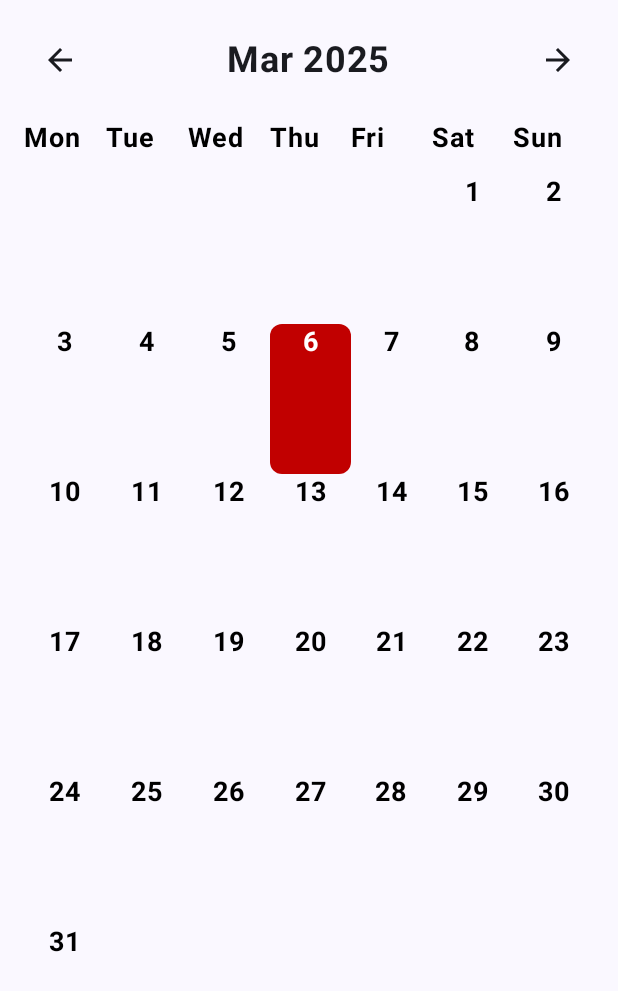
After one commit to Epiiiix/ISENSmartCompanion, an Android app built with Jetpack Compose: the composable AgendaScreen shown on its own in the app's theme, on a phone screen of 412 x 824 dp. The commit adds this screen. Shown: the top 991 px of the screen. Run offline under Robolectric (Android 15) with nearby library versions, the phone set to English and light mode, and no system bars.

Commit message:
[FEATURE] Agenda Template

```diff
--- /dev/null
+++ b/app/src/main/java/fr/isen/giusiano/isensmartcompanion/screens/AgendaScreen.kt
@@ -0,0 +1,139 @@
+package fr.isen.giusiano.isensmartcompanion.screens
+
+import android.icu.util.Calendar
+import android.widget.Toast
+import androidx.compose.foundation.background
+import androidx.compose.foundation.clickable
+import androidx.compose.foundation.layout.*
+import androidx.compose.foundation.shape.RoundedCornerShape
+import androidx.compose.material3.*
+import androidx.compose.material.icons.Icons
+import androidx.compose.material.icons.filled.ArrowBack
+import androidx.compose.material.icons.filled.ArrowForward
+import androidx.compose.runtime.*
+import androidx.compose.ui.Alignment
+import androidx.compose.ui.Modifier
+import androidx.compose.ui.graphics.Color
+import androidx.compose.ui.platform.LocalContext
+import androidx.compose.ui.res.colorResource
+import androidx.compose.ui.res.stringResource
+import androidx.compose.ui.text.font.FontWeight
+import androidx.compose.ui.unit.dp
+import androidx.compose.ui.unit.sp
+import fr.isen.giusiano.isensmartcompanion.R
+
+@Composable
+fun AgendaScreen() {
+    val context = LocalContext.current
+    val calendar = Calendar.getInstance()
+    var currentYear by remember { mutableStateOf(calendar.get(Calendar.YEAR)) }
+    var currentMonth by remember { mutableStateOf(calendar.get(Calendar.MONTH)) }
+    val monthNames = listOf(
+        "Jan", "Feb", "Mar", "Apr", "May", "Jun",
+        "Jul", "Aug", "Sep", "Oct", "Nov", "Dec"
+    )
+
+    val today = Calendar.getInstance()
+    val daysInMonth = remember(currentYear, currentMonth) {
+        calendar.set(currentYear, currentMonth, 1)
+        calendar.getActualMaximum(Calendar.DAY_OF_MONTH)
+    }
+
+    val firstDayOfMonth = remember(currentYear, currentMonth) {
+        calendar.set(currentYear, currentMonth, 1)
+        (calendar.get(Calendar.DAY_OF_WEEK) + 5) % 7
+    }
+
+    Column(modifier = Modifier.fillMaxSize().padding(16.dp)) {
+        Row(
+            modifier = Modifier.fillMaxWidth(),
+            horizontalArrangement = Arrangement.SpaceBetween,
+            verticalAlignment = Alignment.CenterVertically
+        ) {
+            IconButton(onClick = {
+                if (currentMonth == 0) {
+                    currentMonth = 11
+                    currentYear--
+                } else {
+                    currentMonth--
+                }
+            }) {
+                Icon(Icons.Default.ArrowBack, contentDescription = stringResource(R.string.previous_month))
+            }
+            Text(
+                text = "${monthNames[currentMonth]} $currentYear",
+                fontSize = 24.sp,
+                fontWeight = FontWeight.Bold
+            )
+            IconButton(onClick = {
+                if (currentMonth == 11) {
+                    currentMonth = 0
+                    currentYear++
+                } else {
+                    currentMonth++
+                }
+            }) {
+                Icon(Icons.Default.ArrowForward, contentDescription = stringResource(R.string.next_month))
+            }
+        }
+
+        Spacer(modifier = Modifier.height(16.dp))
+
+        Row(modifier = Modifier.fillMaxWidth()) {
+            listOf("Mon", "Tue", "Wed", "Thu", "Fri", "Sat", "Sun").forEach {
+                Text(
+                    text = it,
+                    modifier = Modifier.weight(1f),
+                    fontSize = 18.sp,
+                    fontWeight = FontWeight.Bold,
+                    color = colorResource(R.color.black)
+                )
+            }
+        }
+
+        Spacer(modifier = Modifier.height(12.dp))
+
+        Column {
+            var dayCounter = 1 - firstDayOfMonth
+            for (row in 0 until 6) {
+                Row(modifier = Modifier.fillMaxWidth()) {
+                    for (col in 0 until 7) {
+                        if (dayCounter in 1..daysInMonth) {
+                            Box(
+                                modifier = Modifier
+                                    .weight(1f)
+                                    .height(100.dp)
+                                    .background(
+                                        if (dayCounter == today.get(Calendar.DAY_OF_MONTH) &&
+                                            currentMonth == today.get(Calendar.MONTH) &&
+                                            currentYear == today.get(Calendar.YEAR)
+                                        ) colorResource(R.color.red) else Color.Transparent,
+                                        RoundedCornerShape(8.dp)
+                                    )
+                                    .clickable {
+                                        Toast.makeText(context, "Not Implemented Yet!", Toast.LENGTH_SHORT).show()
+                                    },
+                                contentAlignment = Alignment.TopCenter
+                            ) {
+                                Column(horizontalAlignment = Alignment.CenterHorizontally) {
+                                    Text(
+                                        text = "$dayCounter",
+                                        fontSize = 18.sp,
+                                        fontWeight = FontWeight.Bold,
+                                        color = if (dayCounter == today.get(Calendar.DAY_OF_MONTH) &&
+                                            currentMonth == today.get(Calendar.MONTH) &&
+                                            currentYear == today.get(Calendar.YEAR)
+                                        ) colorResource(R.color.white) else colorResource(R.color.black)
+                                    )
+                                }
+                            }
+                        } else {
+                            Spacer(modifier = Modifier.weight(1f).aspectRatio(1.2f))
+                        }
+                        dayCounter++
+                    }
+                }
+            }
+        }
+    }
+}
--- a/app/src/main/java/fr/isen/giusiano/isensmartcompanion/screens/MainScreen.kt
+++ b/app/src/main/java/fr/isen/giusiano/isensmartcompanion/screens/MainScreen.kt
@@ -1,6 +1,5 @@
 package fr.isen.giusiano.isensmartcompanion.screens
 
-import android.util.Log
 import android.widget.Toast
 import androidx.compose.foundation.Image
 import androidx.compose.foundation.background
--- a/app/src/main/res/values/strings.xml
+++ b/app/src/main/res/values/strings.xml
@@ -6,6 +6,7 @@
     <string name="bottom_navbar_home">Home</string>
     <string name="bottom_navbar_events">Events</string>
     <string name="bottom_navbar_history">History</string>
+    <string name="bottom_navbar_agenda">Agenda</string>
     <string name="title_activity_event_detail">EventDetailActivity</string>
 
     //EventDetails
@@ -30,4 +31,8 @@
     <string name="delete_message_description">Delete message</string>
     <string name="user_label">👤 User</string>
     <string name="ai_label">🤖 AI</string>
+
+    //AgendaScreen
+    <string name="previous_month">Previous Month</string>
+    <string name="next_month">Next Month</string>
 </resources>
```
Also changed, not shown: app/src/main/java/fr/isen/giusiano/isensmartcompanion/MainActivity.kt (+8 -1 lines), app/src/main/java/fr/isen/giusiano/isensmartcompanion/screens/HistoryScreen.kt (+17 -14 lines).
